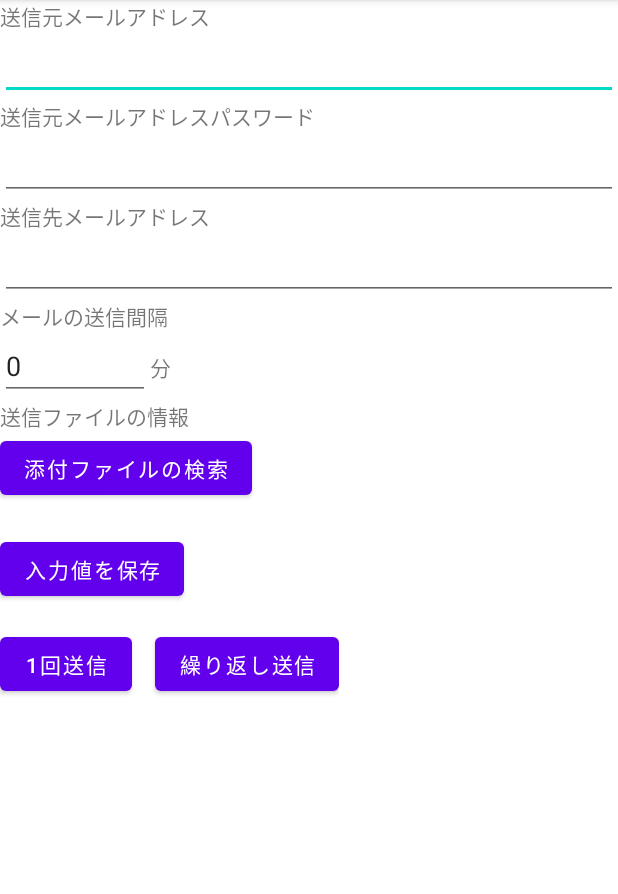
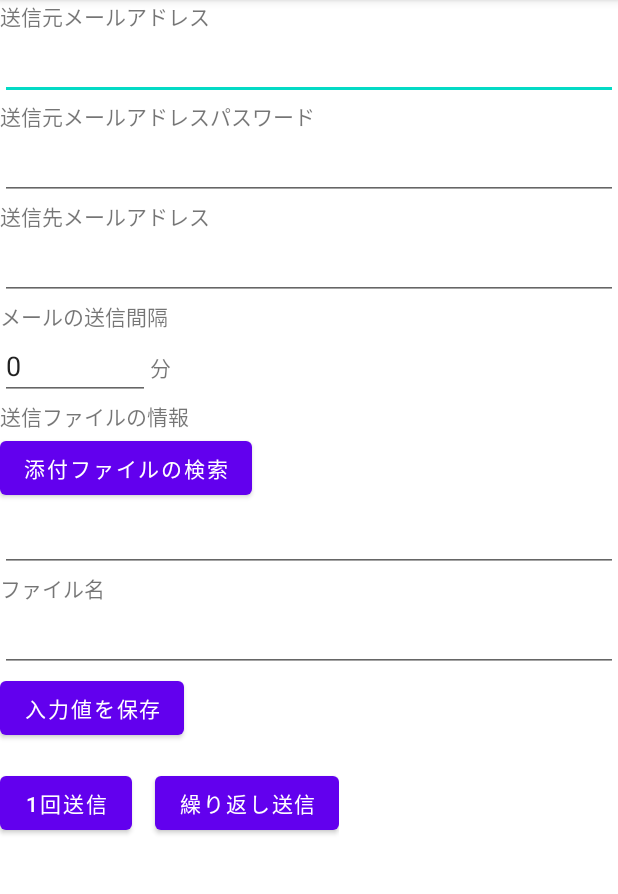
Before and after one commit to yoshiki-git/WiFiApp, an Android app: the MailSettingActivity screen opened directly, with no data from a screen before it, on a phone screen of 412 x 824 dp, the part 84-978 px from its top. Run offline under Robolectric (Android 15) with nearby library versions, the phone set to English and light mode, and no system bars; 10 statements that could not run were skipped.

Commit message:
メール1回送信機能を追加

```diff
--- a/app/src/main/java/com/example/wifiapp/MainActivity.kt
+++ b/app/src/main/java/com/example/wifiapp/MainActivity.kt
@@ -67,10 +67,10 @@ class MainActivity : AppCompatActivity() {
 
         //permissionチェック
         if (Build.VERSION.SDK_INT >= Build.VERSION_CODES.R){
-            checkPermission(permissionsQ,REQUEST_CODE)
+            checkPermission(permissions,REQUEST_CODE)
             checkLogPermission()
         }else if (Build.VERSION.SDK_INT == Build.VERSION_CODES.Q){
-            checkPermission(permissionsQ,REQUEST_CODE)
+            checkPermission(permissions,REQUEST_CODE)
         }else{
             checkPermission(permissions,REQUEST_CODE)
         }
@@ -132,6 +132,8 @@ class MainActivity : AppCompatActivity() {
         recyclerView.adapter = mAdapter
 
 
+
+        //アプリ起動時に自動でWifiスキャンをする
         wifiManager=context.getSystemService(Context.WIFI_SERVICE) as WifiManager
 
         val creScanResult=wifiManager.startScan()
--- a/app/src/main/res/layout/activity_mail_setting.xml
+++ b/app/src/main/res/layout/activity_mail_setting.xml
@@ -61,16 +61,27 @@
         android:layout_width="wrap_content"
         android:layout_height="wrap_content"
         android:text="@string/search_file"/>
+    <EditText
+        android:id="@+id/edit_filepath"
+        android:textSize="18sp"
+        android:layout_width="match_parent"
+        android:layout_height="wrap_content"
+        android:inputType="text"/>
+
     <TextView
-        android:id="@+id/tv_filepass_info"
-        android:layout_width="wrap_content"
-        android:layout_height="wrap_content"/>
+        android:layout_width="match_parent"
+        android:layout_height="wrap_content"
+        android:text="ファイル名"/>
+    <EditText
+        android:id="@+id/edit_fileName"
+        android:layout_width="match_parent"
+        android:layout_height="wrap_content"
+        android:inputType="text"/>
     <Button
         android:id="@+id/btn_save_inputs"
         android:layout_height="wrap_content"
         android:layout_width="wrap_content"
         android:text="@string/btn_save"/>
-
     <LinearLayout
         android:layout_marginTop="15sp"
         android:layout_width="wrap_content"
@@ -91,5 +102,4 @@
 
     </LinearLayout>
 
-
 </LinearLayout>
```
Also changed, not shown: app/src/main/java/com/example/wifiapp/MailSettingActivity.kt (+97 -1 lines), app/src/main/java/com/example/wifiapp/SendMailService.kt (+39 -11 lines).
